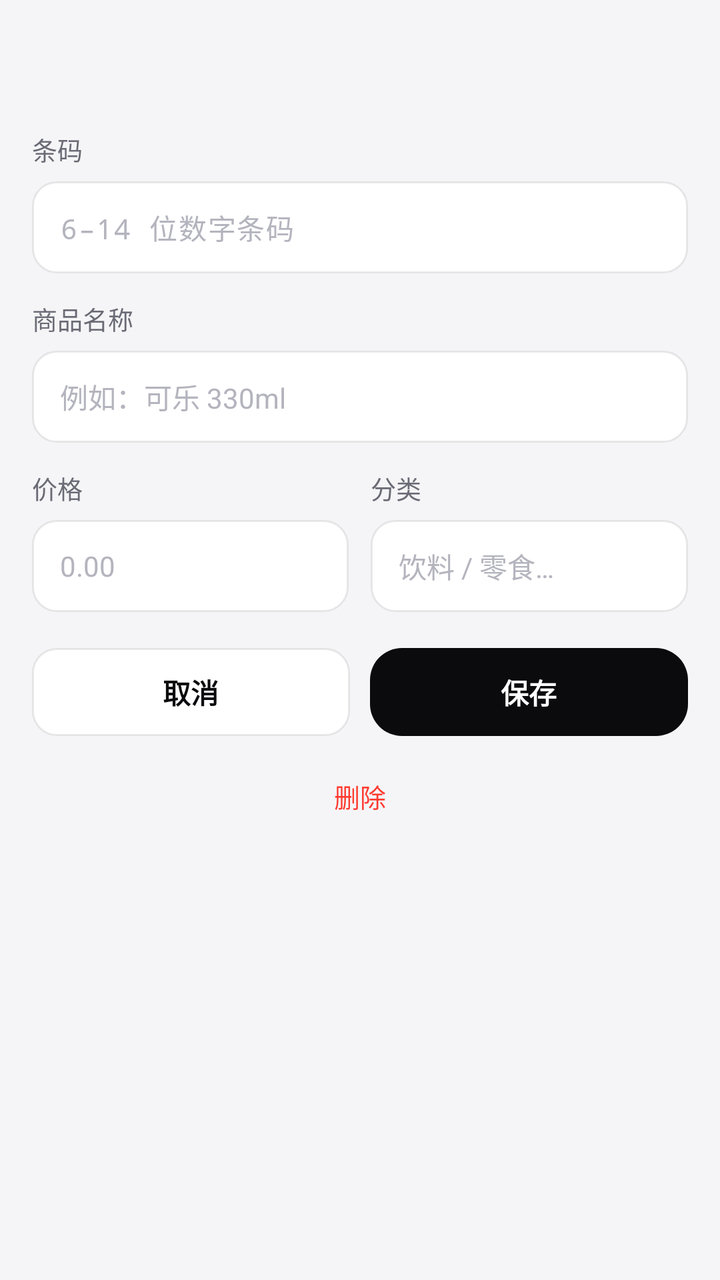
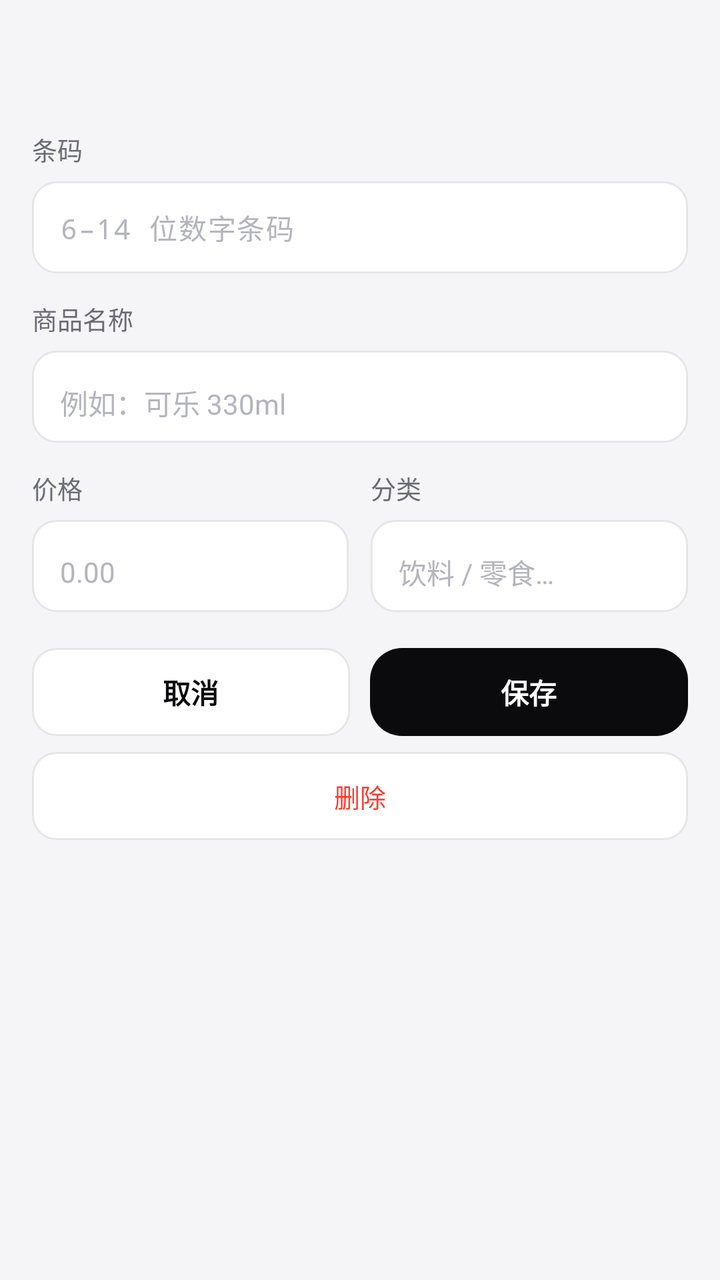

Two renders of the same Android screen: before a commit and after it. Below are the layout's source before the change and the commit's diff.
<!-- AndroidManifest.xml: application theme Theme.PriceScanner -->
<!-- res/layout/sheet_product.xml -->
<?xml version="1.0" encoding="utf-8"?>
<LinearLayout xmlns:android="http://schemas.android.com/apk/res/android"
    android:layout_width="match_parent"
    android:layout_height="wrap_content"
    android:orientation="vertical">

    <TextView
        android:id="@+id/sheet_title"
        style="@style/Text.SheetTitle"
        android:layout_width="match_parent"
        android:layout_height="wrap_content"
        android:paddingStart="20dp"
        android:paddingEnd="20dp"
        android:paddingBottom="10dp" />

    <TextView
        android:id="@+id/sheet_sub"
        android:layout_width="match_parent"
        android:layout_height="wrap_content"
        android:paddingStart="20dp"
        android:paddingEnd="20dp"
        android:paddingBottom="16dp"
        android:textColor="@color/ink3"
        android:textSize="12.5sp" />

    <LinearLayout
        android:layout_width="match_parent"
        android:layout_height="wrap_content"
        android:orientation="vertical"
        android:paddingStart="16dp"
        android:paddingEnd="16dp">

        <TextView
            style="@style/Text.SheetLabel"
            android:layout_width="wrap_content"
            android:layout_height="wrap_content"
            android:text="@string/field_barcode" />

        <EditText
            android:id="@+id/edit_barcode"
            android:layout_width="match_parent"
            android:layout_height="46dp"
            android:layout_marginTop="7dp"
            android:background="@drawable/bg_input"
            android:fontFamily="monospace"
            android:gravity="center_vertical"
            android:hint="@string/field_barcode_hint"
            android:importantForAutofill="no"
            android:inputType="number"
            android:letterSpacing="0.04"
            android:maxLines="1"
            android:paddingStart="14dp"
            android:paddingEnd="14dp"
            android:textColor="@color/ink"
            android:textColorHint="#B4B4BE"
            android:textSize="14sp" />

        <TextView
            style="@style/Text.SheetLabel"
            android:layout_width="wrap_content"
            android:layout_height="wrap_content"
            android:layout_marginTop="13dp"
            android:text="@string/field_name" />

        <EditText
            android:id="@+id/edit_name"
            android:layout_width="match_parent"
            android:layout_height="46dp"
            android:layout_marginTop="7dp"
            android:background="@drawable/bg_input"
            android:gravity="center_vertical"
            android:hint="@string/field_name_hint"
            android:importantForAutofill="no"
            android:inputType="text"
            android:maxLines="1"
            android:paddingStart="14dp"
            android:paddingEnd="14dp"
            android:textColor="@color/ink"
            android:textColorHint="#B4B4BE"
            android:textSize="14sp" />

        <LinearLayout
            android:layout_width="match_parent"
            android:layout_height="wrap_content"
            android:layout_marginTop="13dp"
            android:orientation="horizontal">

            <LinearLayout
                android:layout_width="0dp"
                android:layout_height="wrap_content"
                android:layout_weight="1"
                android:orientation="vertical">

                <TextView
                    style="@style/Text.SheetLabel"
                    android:layout_width="wrap_content"
                    android:layout_height="wrap_content"
                    android:text="@string/field_price" />

                <EditText
                    android:id="@+id/edit_price"
                    android:layout_width="match_parent"
                    android:layout_height="46dp"
                    android:layout_marginTop="7dp"
                    android:background="@drawable/bg_input"
                    android:gravity="center_vertical"
                    android:hint="@string/field_price_hint"
                    android:importantForAutofill="no"
                    android:inputType="numberDecimal"
                    android:maxLines="1"
                    android:paddingStart="14dp"
                    android:paddingEnd="14dp"
                    android:textColor="@color/ink"
                    android:textColorHint="#B4B4BE"
                    android:textSize="14sp" />
            </LinearLayout>

            <LinearLayout
                android:layout_width="0dp"
                android:layout_height="wrap_content"
                android:layout_marginStart="11dp"
                android:layout_weight="1"
                android:orientation="vertical">

                <TextView
                    style="@style/Text.SheetLabel"
                    android:layout_width="wrap_content"
                    android:layout_height="wrap_content"
                    android:text="@string/field_category" />

                <EditText
                    android:id="@+id/edit_category"
                    android:layout_width="match_parent"
                    android:layout_height="46dp"
                    android:layout_marginTop="7dp"
                    android:background="@drawable/bg_input"
                    android:gravity="center_vertical"
                    android:hint="@string/field_category_hint"
                    android:importantForAutofill="no"
                    android:inputType="text"
                    android:maxLines="1"
                    android:paddingStart="14dp"
                    android:paddingEnd="14dp"
                    android:textColor="@color/ink"
                    android:textColorHint="#B4B4BE"
                    android:textSize="14sp" />
            </LinearLayout>
        </LinearLayout>

        <LinearLayout
            android:layout_width="match_parent"
            android:layout_height="wrap_content"
            android:layout_marginTop="18dp"
            android:orientation="horizontal">

            <TextView
                android:id="@+id/btn_cancel"
                android:layout_width="0dp"
                android:layout_height="44dp"
                android:layout_weight="1"
                android:background="@drawable/bg_btn_ghost"
                android:gravity="center"
                android:text="@string/action_cancel"
                android:textColor="@color/ink"
                android:textSize="14sp"
                android:textStyle="bold" />

            <TextView
                android:id="@+id/btn_save"
                android:layout_width="0dp"
                android:layout_height="44dp"
                android:layout_marginStart="10dp"
                android:layout_weight="1"
                android:background="@drawable/bg_btn_primary"
                android:gravity="center"
                android:text="@string/action_save"
                android:textColor="@color/white"
                android:textSize="14sp"
                android:textStyle="bold" />
        </LinearLayout>

        <TextView
            android:id="@+id/btn_delete"
            android:layout_width="match_parent"
            android:layout_height="44dp"
            android:layout_marginTop="8dp"
            android:gravity="center"
            android:text="@string/action_delete"
            android:textColor="@color/red"
            android:textSize="13sp" />
    </LinearLayout>
</LinearLayout>
<!-- resources referenced by this layout -->
<resources>
  <color name="ink">#0B0B0E</color>
  <color name="ink3">#9A9AA5</color>
  <color name="red">#FF3B30</color>
  <color name="white">#FFFFFF</color>
  <!-- drawable bg_btn_ghost (drawable) -->
  <?xml version="1.0" encoding="utf-8"?>
  <ripple xmlns:android="http://schemas.android.com/apk/res/android"
      android:color="#14000000">
      <item>
          <shape android:shape="rectangle">
              <solid android:color="@color/card" />
              <stroke android:width="1dp" android:color="@color/line" />
              <corners android:radius="12dp" />
          </shape>
      </item>
  </ripple>
  <!-- drawable bg_btn_primary (drawable) -->
  <?xml version="1.0" encoding="utf-8"?>
  <ripple xmlns:android="http://schemas.android.com/apk/res/android"
      android:color="#26FFFFFF">
      <item>
          <shape android:shape="rectangle">
              <solid android:color="@color/ink" />
              <corners android:radius="16dp" />
          </shape>
      </item>
  </ripple>
  <!-- drawable bg_input (drawable) -->
  <?xml version="1.0" encoding="utf-8"?>
  <shape xmlns:android="http://schemas.android.com/apk/res/android"
      android:shape="rectangle">
      <solid android:color="@color/card" />
      <stroke android:width="1dp" android:color="@color/line" />
      <corners android:radius="12dp" />
  </shape>
  <string name="action_cancel">取消</string>
  <string name="action_delete">删除</string>
  <string name="action_save">保存</string>
  <string name="field_barcode">条码</string>
  <string name="field_barcode_hint">6–14 位数字条码</string>
  <string name="field_category">分类</string>
  <string name="field_category_hint">饮料 / 零食…</string>
  <string name="field_name">商品名称</string>
  <string name="field_name_hint">例如：可乐 330ml</string>
  <string name="field_price">价格</string>
  <string name="field_price_hint">0.00</string>
  <style name="Text.SheetLabel" parent="android:Widget.TextView">
          <item name="android:textColor">@color/ink2</item>
          <item name="android:textSize">12.5sp</item>
      </style>
  <style name="Text.SheetTitle" parent="android:Widget.TextView">
          <item name="android:textColor">@color/ink</item>
          <item name="android:textSize">16sp</item>
          <item name="android:textStyle">bold</item>
          <item name="android:fontFamily">sans-serif-medium</item>
      </style>
  <style name="Theme.PriceScanner" parent="Theme.AppCompat.Light.NoActionBar">
          <item name="android:windowBackground">@color/bg</item>
          <item name="android:statusBarColor">@color/bg</item>
          <item name="android:navigationBarColor">@color/bg</item>
          <item name="android:windowLightStatusBar">true</item>
          <item name="android:windowLightNavigationBar">true</item>
          <item name="colorAccent">@color/blue</item>
          <item name="android:textColorPrimary">@color/ink</item>
          <item name="android:textColorSecondary">@color/ink2</item>
      </style>
  <color name="card">#FFFFFF</color>
  <color name="line">#14000000</color>
  <color name="ink2">#6B6B76</color>
  <color name="bg">#F5F5F7</color>
  <color name="blue">#007AFF</color>
</resources>

<!-- the commit's change to res/layout/sheet_product.xml (unified diff, before → after) -->
@@ -74,6 +74,7 @@
             android:inputType="text"
             android:maxLines="1"
             android:paddingStart="14dp"
+            android:paddingTop="6dp"
             android:paddingEnd="14dp"
             android:textColor="@color/ink"
             android:textColorHint="#B4B4BE"
@@ -109,6 +110,7 @@
                     android:inputType="numberDecimal"
                     android:maxLines="1"
                     android:paddingStart="14dp"
+                    android:paddingTop="6dp"
                     android:paddingEnd="14dp"
                     android:textColor="@color/ink"
                     android:textColorHint="#B4B4BE"
@@ -140,6 +142,7 @@
                     android:inputType="text"
                     android:maxLines="1"
                     android:paddingStart="14dp"
+                    android:paddingTop="6dp"
                     android:paddingEnd="14dp"
                     android:textColor="@color/ink"
                     android:textColorHint="#B4B4BE"
@@ -153,30 +156,50 @@
             android:layout_marginTop="18dp"
             android:orientation="horizontal">
 
-            <TextView
+            <FrameLayout
                 android:id="@+id/btn_cancel"
                 android:layout_width="0dp"
                 android:layout_height="44dp"
                 android:layout_weight="1"
                 android:background="@drawable/bg_btn_ghost"
-                android:gravity="center"
-                android:text="@string/action_cancel"
-                android:textColor="@color/ink"
-                android:textSize="14sp"
-                android:textStyle="bold" />
-
-            <TextView
+                android:clickable="true"
+                android:contentDescription="@string/action_cancel"
+                android:focusable="true">
+
+                <TextView
+                    android:layout_width="wrap_content"
+                    android:layout_height="wrap_content"
+                    android:layout_gravity="center"
+                    android:gravity="center"
+                    android:text="@string/action_cancel"
+                    android:textAlignment="center"
+                    android:textColor="@color/ink"
+                    android:textSize="14sp"
+                    android:textStyle="bold" />
+            </FrameLayout>
+
+            <FrameLayout
                 android:id="@+id/btn_save"
                 android:layout_width="0dp"
                 android:layout_height="44dp"
                 android:layout_marginStart="10dp"
                 android:layout_weight="1"
                 android:background="@drawable/bg_btn_primary"
-                android:gravity="center"
-                android:text="@string/action_save"
-                android:textColor="@color/white"
-                android:textSize="14sp"
-                android:textStyle="bold" />
+                android:clickable="true"
+                android:contentDescription="@string/action_save"
+                android:focusable="true">
+
+                <TextView
+                    android:layout_width="wrap_content"
+                    android:layout_height="wrap_content"
+                    android:layout_gravity="center"
+                    android:gravity="center"
+                    android:text="@string/action_save"
+                    android:textAlignment="center"
+                    android:textColor="@color/white"
+                    android:textSize="14sp"
+                    android:textStyle="bold" />
+            </FrameLayout>
         </LinearLayout>
 
         <TextView
@@ -184,8 +207,10 @@
             android:layout_width="match_parent"
             android:layout_height="44dp"
             android:layout_marginTop="8dp"
+            android:background="@drawable/bg_btn_ghost"
             android:gravity="center"
             android:text="@string/action_delete"
+            android:textAlignment="center"
             android:textColor="@color/red"
             android:textSize="13sp" />
     </LinearLayout>
